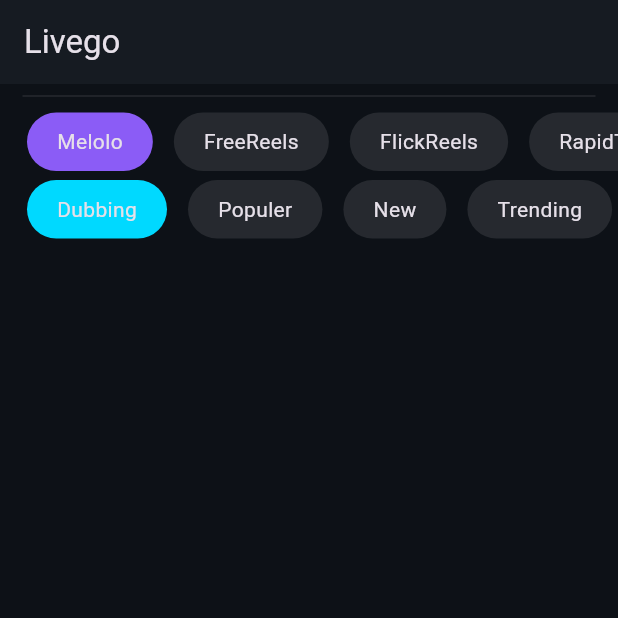
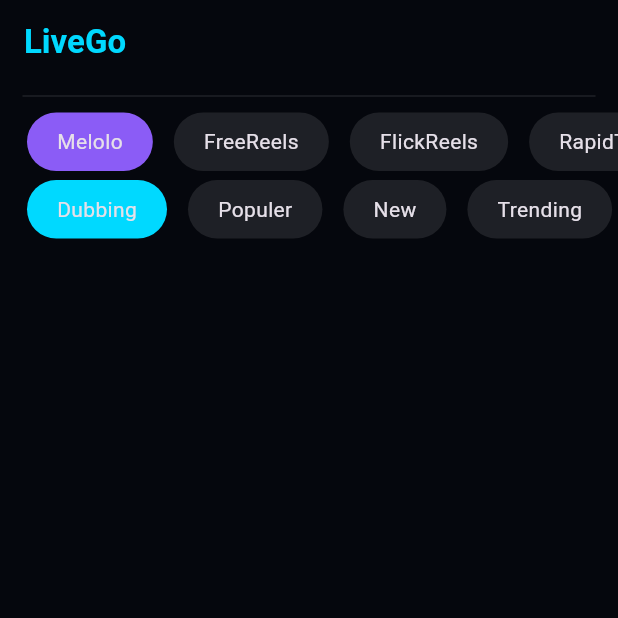
Before and after one commit to yudhanugraha22/livego-app, a Flutter app: the screen it shows after launch, on a phone screen of 412 x 824 dp, the top half of it. Run offline on Flutter 3.47's test engine with Material 3 defaults, Android fonts, the phone set to English and light mode, and no system bars; our stand-ins replace flutter_riverpod, video_player; network calls fail.

Commit message:
Build 126 FINAL: SPLASH SCREEN + RED PLAYER + SQLite READY

```diff
--- a/lib/core/api_engine.dart
+++ b/lib/core/api_engine.dart
@@ -8,7 +8,7 @@ class ApiEngine {
     var sig = Hmac(sha256, utf8.encode(secret)).convert(utf8.encode("GET:$path:$ts"));
     try {
       final r = await http.get(Uri.parse("https://api-drama.dobda.id$path"),
-      headers: {"X-Timestamp": ts, "X-Signature": sig.toString(), "Accept": "application/json"});
+      headers: {"X-Timestamp": ts, "X-Signature": sig.toString(), "Accept": "application/json"}).timeout(Duration(seconds: 15));
       return r.statusCode == 200 ? json.decode(r.body) : null;
     } catch (e) { return null; }
   }
--- a/lib/main.dart
+++ b/lib/main.dart
@@ -1,20 +1,42 @@
 import 'package:flutter/material.dart';
 import 'package:flutter_riverpod/flutter_riverpod.dart';
 import 'ui/mobile/mobile_home.dart';
-import 'ui/tv/tv_home.dart';
-void main() { WidgetsFlutterBinding.ensureInitialized(); runApp(const ProviderScope(child: LivegoApp())); }
-class LivegoApp extends StatelessWidget {
-  const LivegoApp({super.key});
-  @override Widget build(BuildContext context) { return MaterialApp(debugShowCheckedModeBanner: false, theme: ThemeData.dark(), home: const MainSwitcher()); }
+
+void main() {
+  WidgetsFlutterBinding.ensureInitialized();
+  runApp(const ProviderScope(child: LiveGoApp()));
 }
-class MainSwitcher extends StatefulWidget {
-  const MainSwitcher({super.key});
-  @override State<MainSwitcher> createState() => _MainSwitcherState();
-}
-class _MainSwitcherState extends State<MainSwitcher> {
-  int _idx = 0;
-  @override Widget build(BuildContext context) {
-    bool isT = MediaQuery.of(context).size.width > 900;
-    return isT ? TVHome() : MobileHome();
+
+class LiveGoApp extends StatelessWidget {
+  const LiveGoApp({super.key});
+  @override
+  Widget build(BuildContext context) {
+    return MaterialApp(
+      debugShowCheckedModeBanner: false,
+      theme: ThemeData.dark(),
+      home: const SplashScreen(),
+    );
   }
 }
+
+class SplashScreen extends StatefulWidget {
+  const SplashScreen({super.key});
+  @override State<SplashScreen> createState() => _SplashScreenState();
+}
+
+class _SplashScreenState extends State<SplashScreen> {
+  @override
+  void initState() {
+    super.initState();
+    Future.delayed(const Duration(seconds: 3), () {
+      Navigator.pushReplacement(context, MaterialPageRoute(builder: (c) => const MobileHome()));
+    });
+  }
+  @override
+  Widget build(BuildContext context) {
+    return Scaffold(
+      backgroundColor: Colors.black,
+      body: Center(child: Image.asset('assets/logo.png', width: 150, errorBuilder: (c,e,s) => const Icon(Icons.play_circle_fill, size: 100, color: Color(0xFF00D9FF)))),
+    );
+  }
+}
--- a/lib/providers/app_providers.dart
+++ b/lib/providers/app_providers.dart
@@ -3,14 +3,14 @@ import '../core/api_engine.dart';
 final platformProvider = StateProvider<String>((ref) => "melolo");
 final categoryProvider = StateProvider<String>((ref) => "Dubbing");
 final dramasProvider = FutureProvider<List>((ref) async {
-  final plat = ref.watch(platformProvider);
-  final cat = ref.watch(categoryProvider);
-  String p = (cat == "Dubbing") ? "/api/v2/search?category_p=$plat&q=sulih suara&lang=id" : "/api/v2/home?category_p=$plat&lang=id";
-  final res = await ApiEngine.request(p);
+  final p = ref.watch(platformProvider);
+  final c = ref.watch(categoryProvider);
+  String path = (c == "Dubbing") ? "/api/v2/search?category_p=$p&q=sulih suara&lang=id" : "/api/v2/home?category_p=$p&lang=id";
+  final res = await ApiEngine.request(path);
   return res != null ? res['data'] : [];
 });
 final bannerProvider = FutureProvider<Map?>((ref) async {
-  final plat = ref.watch(platformProvider);
-  final res = await ApiEngine.request("/api/v2/banner?category_p=$plat&lang=id");
+  final p = ref.watch(platformProvider);
+  final res = await ApiEngine.request("/api/v2/banner?category_p=$p&lang=id");
   return (res != null && res['data'].isNotEmpty) ? res['data'][0] : null;
 });
--- a/lib/ui/mobile/mobile_home.dart
+++ b/lib/ui/mobile/mobile_home.dart
@@ -3,6 +3,7 @@ import 'package:flutter_riverpod/flutter_riverpod.dart';
 import '../../../providers/app_providers.dart';
 import '../player/player_screen.dart';
 import '../shared/widgets.dart';
+
 class MobileHome extends ConsumerWidget {
   const MobileHome({super.key});
   @override Widget build(BuildContext context, WidgetRef ref) {
@@ -10,14 +11,20 @@ class MobileHome extends ConsumerWidget {
     final bn = ref.watch(bannerProvider);
     final selP = ref.watch(platformProvider);
     final selC = ref.watch(categoryProvider);
-    return Scaffold(backgroundColor: const Color(0xFF0D1117), appBar: AppBar(backgroundColor: const Color(0xFF161B22), elevation: 0, title: const Text("Livego")), body: SingleChildScrollView(child: Column(children: [
-      bn.when(data: (d)=>d==null?const SizedBox():_b(context, d, selP), loading: ()=>const SizedBox(height: 180), error: (_,__)=>const SizedBox()),
-      const Divider(color: Colors.white10, indent: 15, endIndent: 15),
-      _chips(ref, ["Melolo","FreeReels","FlickReels","RapidTV"], selP, true),
-      _chips(ref, ["Dubbing","Populer","New","Trending"], selC, false),
-      ds.when(data: (list)=>GridView.builder(shrinkWrap: true, physics: const NeverScrollableScrollPhysics(), padding: const EdgeInsets.all(15), gridDelegate: const SliverGridDelegateWithFixedCrossAxisCount(crossAxisCount: 4, childAspectRatio: 0.62, mainAxisSpacing: 10, crossAxisSpacing: 10), itemCount: list.length, itemBuilder: (c,i)=>TVButton(onTap: ()=>Navigator.push(context, MaterialPageRoute(builder: (x)=>LiveGoPlayer(id: list[i]['id'], source: selP, title: list[i]['title']))), child: ClipRRect(borderRadius: BorderRadius.circular(10), child: Image.network(list[i]['cover'], fit: BoxFit.cover)))), loading: ()=>const Center(child: CircularProgressIndicator()), error: (_,__)=>const SizedBox())
-    ])));
+    bool isT = MediaQuery.of(context).size.width > 900;
+
+    return Scaffold(
+      backgroundColor: const Color(0xFF05070D),
+      appBar: AppBar(backgroundColor: const Color(0xFF05070D), elevation: 0, title: const Text("LiveGo", style: TextStyle(fontWeight: FontWeight.bold, color: Color(0xFF00D9FF)))),
+      body: SingleChildScrollView(child: Column(children: [
+        bn.when(data: (d)=>d==null?const SizedBox():_b(context, d, selP), loading: ()=>const SizedBox(height: 180), error: (_,__)=>const SizedBox()),
+        const Divider(color: Colors.white10, indent: 15, endIndent: 15),
+        _chips(ref, ["Melolo","FreeReels","FlickReels","RapidTV","DramaBox","NetShort","BStation"], selP, true),
+        _chips(ref, ["Dubbing","Populer","New","Trending"], selC, false),
+        ds.when(data: (list)=>GridView.builder(shrinkWrap: true, physics: const NeverScrollableScrollPhysics(), padding: const EdgeInsets.all(15), gridDelegate: SliverGridDelegateWithFixedCrossAxisCount(crossAxisCount: isT?7:4, childAspectRatio: 0.62, crossAxisSpacing: 10, mainAxisSpacing: 10), itemCount: list.length, itemBuilder: (c,i)=>TVButton(onTap: ()=>Navigator.push(context, MaterialPageRoute(builder: (x)=>LiveGoPlayer(id: list[i]['id'], source: selP, title: list[i]['title']))), child: ClipRRect(borderRadius: BorderRadius.circular(12), child: Image.network(list[i]['cover'], fit: BoxFit.cover)))), loading: ()=>const Center(child: CircularProgressIndicator(color: Color(0xFF00D9FF))), error: (_,__)=>const SizedBox())
+      ])),
+    );
   }
-  Widget _b(BuildContext ctx, Map d, String p) => Container(margin: const EdgeInsets.all(15), height: 180, decoration: BoxDecoration(borderRadius: BorderRadius.circular(20), border: Border.all(color: Colors.white10)), child: Stack(children: [ClipRRect(borderRadius: BorderRadius.circular(20), child: Image.network(d['cover'], fit: BoxFit.cover, width: double.infinity)), Container(decoration: BoxDecoration(borderRadius: BorderRadius.circular(20), gradient: LinearGradient(begin: Alignment.bottomCenter, colors: [Colors.black, Colors.transparent]))), Padding(padding: const EdgeInsets.all(15), child: Text(d['title'], style: const TextStyle(fontWeight: FontWeight.bold)))]));
-  Widget _chips(WidgetRef ref, List<String> l, String s, bool isP) => SizedBox(height: 45, child: ListView.builder(scrollDirection: Axis.horizontal, padding: const EdgeInsets.only(left: 15), itemCount: l.length, itemBuilder: (ctx, i)=>Padding(padding: const EdgeInsets.only(right: 8), child: TVButton(onTap: ()=>isP?ref.read(platformProvider.notifier).state=l[i].toLowerCase():ref.read(categoryProvider.notifier).state=l[i], child: Container(padding: const EdgeInsets.symmetric(horizontal: 20), decoration: BoxDecoration(color: s.toLowerCase()==l[i].toLowerCase()||s==l[i]?(isP?const Color(0xFF8B5CF6):const Color(0xFF00D9FF)):Colors.white10, borderRadius: BorderRadius.circular(20)), alignment: Alignment.center, child: Text(l[i]))))));
+  Widget _b(BuildContext ctx, Map d, String p) => Container(margin: const EdgeInsets.all(15), height: 180, decoration: BoxDecoration(borderRadius: BorderRadius.circular(28), border: Border.all(color: Colors.white10)), child: Stack(children: [ClipRRect(borderRadius: BorderRadius.circular(28), child: Image.network(d['cover'], fit: BoxFit.cover, width: double.infinity)), Container(decoration: BoxDecoration(borderRadius: BorderRadius.circular(28), gradient: LinearGradient(begin: Alignment.bottomCenter, colors: [Colors.black, Colors.transparent]))), Padding(padding: const EdgeInsets.all(20), child: Text(d['title'], style: const TextStyle(fontWeight: FontWeight.bold, fontSize: 18)))]));
+  Widget _chips(WidgetRef ref, List<String> l, String s, bool isP) => SizedBox(height: 45, child: ListView.builder(scrollDirection: Axis.horizontal, padding: const EdgeInsets.only(left: 15), itemCount: l.length, itemBuilder: (ctx, i) => Padding(padding: const EdgeInsets.only(right: 8), child: TVButton(radius: 20, onTap: (){ isP?ref.read(platformProvider.notifier).state=l[i].toLowerCase():ref.read(categoryProvider.notifier).state=l[i]; }, child: Container(padding: const EdgeInsets.symmetric(horizontal: 20), decoration: BoxDecoration(color: s.toLowerCase()==l[i].toLowerCase()||s==l[i]?(isP?const Color(0xFF8B5CF6):const Color(0xFF00D9FF)):Colors.white10, borderRadius: BorderRadius.circular(20)), alignment: Alignment.center, child: Text(l[i]))))));
 }
--- a/lib/ui/player/player_screen.dart
+++ b/lib/ui/player/player_screen.dart
@@ -11,7 +11,7 @@ class LiveGoPlayer extends StatefulWidget {
   @override State<LiveGoPlayer> createState() => _LiveGoPlayerState();
 }
 class _LiveGoPlayerState extends State<LiveGoPlayer> {
-  VideoPlayerController? _v; bool ready = false; bool ui = true; Timer? _t; bool showEps = false;
+  VideoPlayerController? _v; bool ready = false; bool ui = true; Timer? _t;
   @override void initState() { super.initState(); _init(); }
   _init() async {
     final res = await ApiEngine.request("/api/v2/video?category_p=${widget.source}&id=${widget.id}&chapterId=1&lang=id");
@@ -30,8 +30,6 @@ class _LiveGoPlayerState extends State<LiveGoPlayer> {
       if (k == LogicalKeyboardKey.select || k == LogicalKeyboardKey.enter) { _v!.value.isPlaying ? _v!.pause() : _v!.play(); }
       else if (k == LogicalKeyboardKey.arrowRight) { _v!.seekTo(_v!.value.position + const Duration(seconds: 10)); }
       else if (k == LogicalKeyboardKey.arrowLeft) { _v!.seekTo(_v!.value.position - const Duration(seconds: 10)); }
-      else if (k == LogicalKeyboardKey.arrowDown) { setState(()=>showEps = !showEps); }
-      else if (k == LogicalKeyboardKey.arrowUp) { setState(()=>ui = true); }
     }
   }
 
@@ -40,10 +38,8 @@ class _LiveGoPlayerState extends State<LiveGoPlayer> {
     return KeyboardListener(focusNode: FocusNode(), autofocus: true, onKeyEvent: _onKey, child: Scaffold(backgroundColor: Colors.black, body: Stack(children: [
       Center(child: ready ? AspectRatio(aspectRatio: _v!.value.aspectRatio, child: VideoPlayer(_v!)) : const CircularProgressIndicator(color: Color(0xFF00D9FF))),
       if (ui && ready) _buildOverlay(isT),
-      if (showEps) Positioned(bottom: 0, left: 0, right: 0, child: Container(height: 100, color: Colors.black87, child: ListView.builder(scrollDirection: Axis.horizontal, itemCount: 50, itemBuilder: (c,i)=>_ep(i+1)))),
     ])));
   }
-  Widget _ep(int n) => Container(width: 50, margin: const EdgeInsets.all(10), decoration: BoxDecoration(color: Colors.white10, borderRadius: BorderRadius.circular(5)), child: Center(child: Text("$n")));
   Widget _buildOverlay(bool isT) => Positioned(bottom: 30, left: isT?60:20, right: isT?60:20, child: Container(
     padding: const EdgeInsets.all(20),
     decoration: BoxDecoration(color: const Color(0xFF0D2A4F).withOpacity(0.9), borderRadius: BorderRadius.circular(30), border: Border.all(color: const Color(0xFF00D9FF).withOpacity(0.3))),
--- a/lib/ui/shared/widgets.dart
+++ b/lib/ui/shared/widgets.dart
@@ -1,8 +1,8 @@
 import 'package:flutter/material.dart';
 import 'package:flutter/services.dart';
 class TVButton extends StatefulWidget {
-  final Widget child; final VoidCallback onTap;
-  const TVButton({super.key, required this.child, required this.onTap});
+  final Widget child; final VoidCallback onTap; final double radius;
+  const TVButton({super.key, required this.child, required this.onTap, this.radius = 18});
   @override State<TVButton> createState() => _TVButtonState();
 }
 class _TVButtonState extends State<TVButton> {
@@ -12,6 +12,6 @@ class _TVButtonState extends State<TVButton> {
       if(e is KeyDownEvent && (e.logicalKey == LogicalKeyboardKey.select || e.logicalKey == LogicalKeyboardKey.enter)){
         widget.onTap(); return KeyEventResult.handled;
       } return KeyEventResult.ignored;
-    }, child: GestureDetector(onTap: widget.onTap, child: AnimatedContainer(duration: const Duration(milliseconds: 150), decoration: BoxDecoration(borderRadius: BorderRadius.circular(15), border: Border.all(color: _isF ? const Color(0xFF00D9FF) : Colors.transparent, width: 3.0), boxShadow: _isF ? [BoxShadow(color: const Color(0xFF00D9FF).withOpacity(0.5), blurRadius: 15)] : []), transform: _isF ? (Matrix4.identity()..scale(1.05)) : Matrix4.identity(), child: widget.child)));
+    }, child: GestureDetector(onTap: widget.onTap, child: AnimatedContainer(duration: const Duration(milliseconds: 150), decoration: BoxDecoration(borderRadius: BorderRadius.circular(widget.radius), border: Border.all(color: _isF ? const Color(0xFF00D9FF) : Colors.transparent, width: 3.0), boxShadow: _isF ? [BoxShadow(color: const Color(0xFF00D9FF).withOpacity(0.5), blurRadius: 20)] : []), transform: _isF ? (Matrix4.identity()..scale(1.05)) : Matrix4.identity(), child: widget.child)));
   }
 }
--- a/pubspec.yaml
+++ b/pubspec.yaml
@@ -7,6 +7,8 @@ dependencies:
     sdk: flutter
   flutter_riverpod: ^2.5.1
   http: ^1.1.0
+  sqflite: ^2.3.0
+  path: ^1.8.3
   shared_preferences: ^2.2.2
   video_player: ^2.8.1
   path_provider: ^2.1.1
@@ -14,3 +16,5 @@ dependencies:
   cached_network_image: ^3.3.1
 flutter:
   uses-material-design: true
+  assets:
+    - assets/logo.png
```
Also changed, not shown: lib/core/storage_engine.dart (deleted, +0 -11 lines), lib/ui/tv/tv_home.dart (deleted, +0 -28 lines), lib/ui/tv/widgets/tv_sidebar.dart (deleted, +0 -16 lines).
